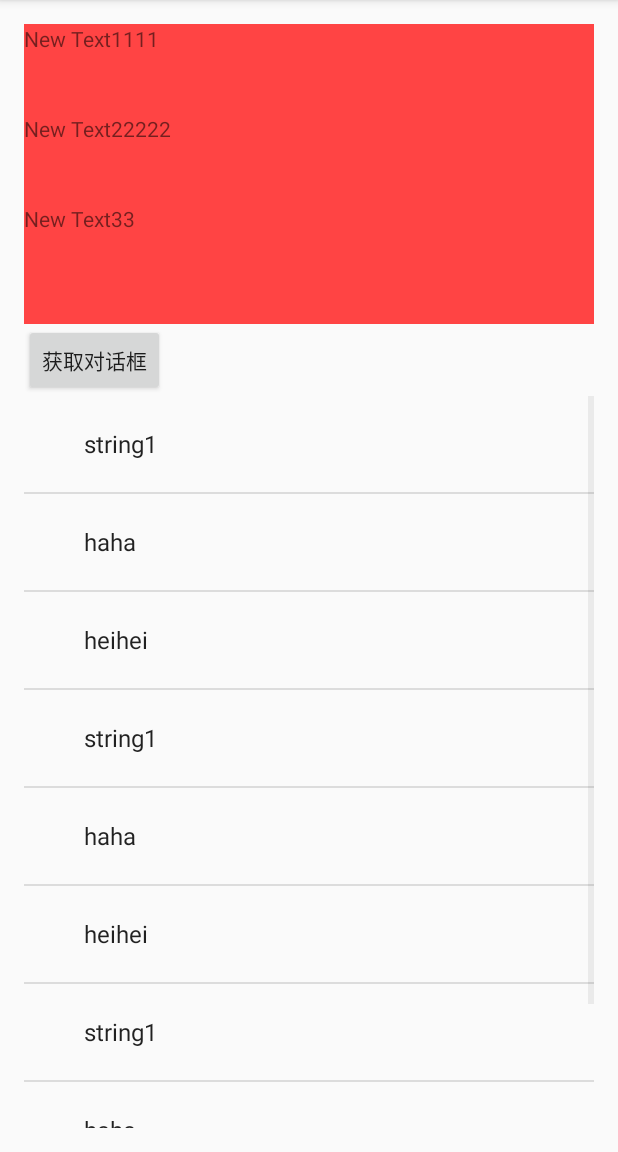
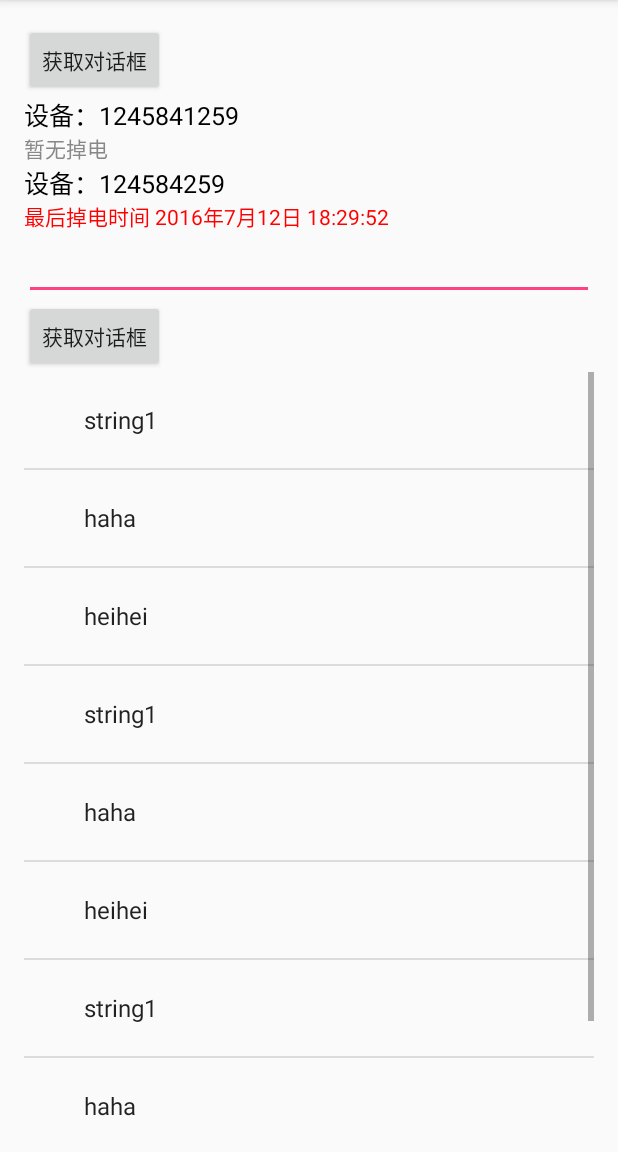
Before and after one commit to thedawn2015/ApplicationsBySimon, an Android app: the MainActivity screen opened directly, with no data from a screen before it, on a phone screen of 412 x 824 dp, the part 84-1236 px from its top. Run offline under Robolectric (Android 15) with nearby library versions, the phone set to English and light mode, and no system bars; 1 statement that could not run was skipped.

```diff
--- a/app/src/main/java/com/simon/applicationsbysimon/MainActivity.java
+++ b/app/src/main/java/com/simon/applicationsbysimon/MainActivity.java
@@ -1,6 +1,5 @@
 package com.simon.applicationsbysimon;
 
-import android.content.Context;
 import android.graphics.Color;
 import android.os.Bundle;
 import android.text.Spannable;
@@ -8,7 +7,6 @@ import android.text.SpannableString;
 import android.text.style.ForegroundColorSpan;
 import android.text.style.RelativeSizeSpan;
 import android.view.View;
-import android.view.inputmethod.InputMethodManager;
 import android.widget.ArrayAdapter;
 import android.widget.EditText;
 import android.widget.ListView;
@@ -17,21 +15,19 @@ import android.widget.TextView;
 import com.simon.applicationsbysimon.base.BaseActivity;
 import com.simon.applicationsbysimon.model.Terminal;
 import com.simon.applicationsbysimon.widget.CustomerDialog;
-import com.simon.applicationsbysimon.widget.MyScrollView;
+import com.simon.applicationsbysimon.widget.ScrollLinearLayout;
 
 import java.util.ArrayList;
 import java.util.List;
-import java.util.Timer;
-import java.util.TimerTask;
 
 public class MainActivity extends BaseActivity {
     public static String TAG = MainActivity.class.getSimpleName();
 
-//    TextView spannaleText1;
-//    TextView spannaleText2;
-//    EditText mainEditText;
+    TextView spannaleText1;
+    TextView spannaleText2;
+    EditText mainEditText;
     ListView listView;
-    MyScrollView my_scroll_layout;
+    ScrollLinearLayout my_scroll_layout;
 
     private String[] typeStrings;
     private CharSequence[] typeChars;
@@ -41,18 +37,14 @@ public class MainActivity extends BaseActivity {
         super.onCreate(savedInstanceState);
         setContentView(R.layout.activity_main);
 
-//        spannaleText1 = (TextView) findViewById(R.id.spannale_text1);
-//        spannaleText2 = (TextView) findViewById(R.id.spannale_text2);
-//        mainEditText = (EditText) findViewById(R.id.main_edit_text);
-        my_scroll_layout = (MyScrollView) findViewById(R.id.my_scroll_layout);
+        spannaleText1 = (TextView) findViewById(R.id.spannale_text1);
+        spannaleText2 = (TextView) findViewById(R.id.spannale_text2);
+        mainEditText = (EditText) findViewById(R.id.main_edit_text);
+        my_scroll_layout = (ScrollLinearLayout) findViewById(R.id.my_scroll_layout);
 
 
 
         listView = (ListView) findViewById(R.id.list_view);
-
-        //        mainEditText.setFocusable(true);
-        //        mainEditText.setFocusableInTouchMode(true);
-        //        mainEditText.requestFocus();
 
         ArrayAdapter<String> adapter = new ArrayAdapter(this, android.R.layout.simple_expandable_list_item_1);
         adapter.add("string1");
@@ -74,7 +66,7 @@ public class MainActivity extends BaseActivity {
 //                inputMethodManager.showSoftInput(mainEditText, InputMethodManager.SHOW_FORCED);
 //            }
 //        }, 800);
-//        initData();
+        initData();
     }
 
     private void initData() {
@@ -111,25 +103,17 @@ public class MainActivity extends BaseActivity {
                 signalSourcePS.setSpan(new ForegroundColorSpan(Color.RED), breakIndex, typeStrings[i].length(), Spannable.SPAN_EXCLUSIVE_EXCLUSIVE);
             }
             typeChars[i] = signalSourcePS;
-//            if (i == 0) {
-//                spannaleText1.setText(signalSourcePS);
-//            }
-//            if (i == 1) {
-//                spannaleText2.setText(signalSourcePS);
-//            }
+            if (i == 0) {
+                spannaleText1.setText(signalSourcePS);
+            }
+            if (i == 1) {
+                spannaleText2.setText(signalSourcePS);
+            }
         }
     }
 
 
-    boolean isShowing = true;
     public void getDialog(View view) {
-        if (isShowing) {
-            my_scroll_layout.scrollHide();
-            isShowing = false;
-        }else{
-            my_scroll_layout.scrollShow();
-            isShowing = true;
-        }
-//        CustomerDialog.showSingleChoiceDialog(MainActivity.this, typeChars);
+        CustomerDialog.showSingleChoiceDialog(MainActivity.this, typeChars);
     }
 }
--- a/app/src/main/res/layout/activity_main.xml
+++ b/app/src/main/res/layout/activity_main.xml
@@ -10,7 +10,7 @@
     android:paddingRight="@dimen/activity_horizontal_margin"
     android:paddingTop="@dimen/activity_vertical_margin"
     tools:context="com.simon.applicationsbysimon.MainActivity">
-<!--
+
     <Button
         android:layout_width="wrap_content"
         android:layout_height="wrap_content"
@@ -33,32 +33,6 @@
         android:id="@+id/main_edit_text"
         android:layout_width="match_parent"
         android:layout_height="wrap_content"/>
--->
-    <com.simon.applicationsbysimon.widget.MyScrollView
-        android:id="@+id/my_scroll_layout"
-        android:layout_width="match_parent"
-        android:layout_height="200dp"
-        android:background="@android:color/holo_red_light"
-        android:orientation="vertical">
-
-        <TextView
-            android:id="@+id/textView"
-            android:layout_width="match_parent"
-            android:layout_height="60dp"
-            android:text="New Text1111"/>
-
-        <TextView
-            android:id="@+id/textView2"
-            android:layout_width="wrap_content"
-            android:layout_height="60dp"
-            android:text="New Text22222"/>
-
-        <TextView
-            android:id="@+id/textView3"
-            android:layout_width="wrap_content"
-            android:layout_height="60dp"
-            android:text="New Text33"/>
-    </com.simon.applicationsbysimon.widget.MyScrollView>
 
     <Button
         android:layout_width="wrap_content"
--- a/app/src/main/res/layout/activity_scroll.xml
+++ b/app/src/main/res/layout/activity_scroll.xml
@@ -7,7 +7,7 @@
     android:orientation="vertical"
     tools:context="com.simon.applicationsbysimon.ScrollActivity">
 
-    <com.simon.applicationsbysimon.widget.MyScrollView
+    <com.simon.applicationsbysimon.widget.ScrollLinearLayout
         android:id="@+id/my_scroll_view"
         android:layout_width="match_parent"
         android:layout_height="100dp"
@@ -27,7 +27,7 @@
             android:layout_width="match_parent"
             android:layout_height="30dp"
             android:text="哈哈哈"/>
-    </com.simon.applicationsbysimon.widget.MyScrollView>
+    </com.simon.applicationsbysimon.widget.ScrollLinearLayout>
 
     <Button
         android:id="@+id/hide_view"
```
Also changed, not shown: app/src/main/java/com/simon/applicationsbysimon/ScrollActivity.java (+5 -5 lines), app/src/main/java/com/simon/applicationsbysimon/widget/ScrollLinearLayout.java (renamed from app/src/main/java/com/simon/applicationsbysimon/widget/MyScrollView.java, +4 -4 lines).
